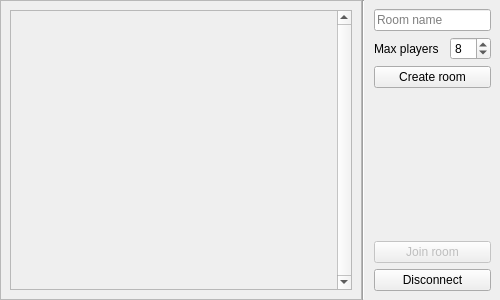
Old version of the form word_game/modules/gui/room_browser.ui in the repository LiquidIce64/ORIS-tasks.
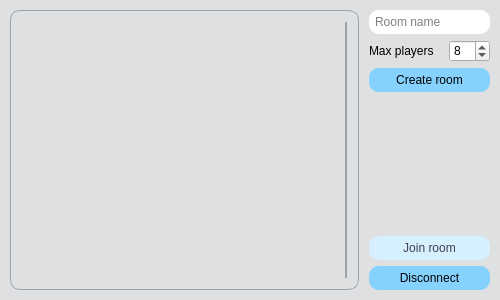
New version of the form.

Commit message: embedded new style into ui files

What changed in the file:
```diff
--- a/word_game/modules/gui/room_browser.ui
+++ b/word_game/modules/gui/room_browser.ui
@@ -19,32 +19,87 @@
   <property name="windowTitle">
    <string>Form</string>
   </property>
-  <layout class="QHBoxLayout" name="layout_browser">
-   <property name="spacing">
-    <number>0</number>
-   </property>
+  <property name="styleSheet">
+   <string notr="true">#RoomBrowser, QScrollArea QWidget {background-color: #DFE0E2}
+
+QLineEdit, QPushButton {
+	color: black;
+	border-radius: 10px;
+	padding: 4px;
+	height: 16px;
+}
+QLineEdit {background-color: white}
+QPushButton {background-color: #85D2FF}
+QPushButton:hover {background-color: #5CC3FF}
+QPushButton:disabled {
+	background-color: #D6F0FF;
+	color: #40404F;
+}
+
+QScrollArea {
+	border: 1px solid #9EA1A9;
+	border-radius: 10px;
+	padding: 5px;
+}
+
+QScrollBar,
+QScrollBar::sub-line, QScrollBar::sub-page,
+QScrollBar::add-line, QScrollBar::add-page
+{
+	background: transparent;
+	border: none;
+}
+QScrollBar::handle {
+	background-color: #9EA1A9;
+	border-radius: 2px;
+	margin: 6px;
+}
+QScrollBar::handle:hover {
+	border-radius: 4px;
+	margin: 4px;
+}
+</string>
+  </property>
+  <layout class="QGridLayout" name="gridLayout" rowstretch="1,0,0,0,0,0">
    <property name="leftMargin">
-    <number>0</number>
+    <number>10</number>
    </property>
    <property name="topMargin">
-    <number>0</number>
+    <number>10</number>
    </property>
    <property name="rightMargin">
-    <number>0</number>
+    <number>10</number>
    </property>
    <property name="bottomMargin">
-    <number>0</number>
+    <number>10</number>
    </property>
-   <item>
-    <widget class="QFrame" name="frame_browser">
-     <property name="frameShape">
-      <enum>QFrame::StyledPanel</enum>
-     </property>
-     <property name="frameShadow">
-      <enum>QFrame::Raised</enum>
+   <property name="horizontalSpacing">
+    <number>10</number>
+   </property>
+   <item row="1" column="1">
+    <widget class="QLabel" name="label_playercount">
+     <property name="minimumSize">
+      <size>
+       <width>70</width>
+       <height>0</height>
+      </size>
      </property>
-     <layout class="QVBoxLayout" name="_2">
-      <item>
+     <property name="text">
+      <string>Max players</string>
+     </property>
+    </widget>
+   </item>
+   <item row="4" column="1" colspan="2">
+    <widget class="QPushButton" name="btn_join">
+     <property name="enabled">
+      <bool>false</bool>
+     </property>
+     <property name="text">
+      <string>Join room</string>
+     </property>
+    </widget>
+   </item>
+   <item row="0" column="0" rowspan="6">
        <widget class="QScrollArea" name="scrollArea">
         <property name="verticalScrollBarPolicy">
          <enum>Qt::ScrollBarAlwaysOn</enum>
@@ -60,8 +115,8 @@
           <rect>
            <x>0</x>
            <y>0</y>
-           <width>322</width>
-           <height>278</height>
+        <width>321</width>
+        <height>268</height>
           </rect>
          </property>
          <layout class="QVBoxLayout" name="verticalLayout">
@@ -92,37 +147,27 @@
         </widget>
        </widget>
       </item>
-     </layout>
+   <item row="0" column="1" colspan="2">
+    <widget class="QLineEdit" name="input_roomname">
+     <property name="minimumSize">
+      <size>
+       <width>0</width>
+       <height>0</height>
+      </size>
+     </property>
+     <property name="placeholderText">
+      <string>Room name</string>
+     </property>
     </widget>
    </item>
-   <item>
-    <widget class="Line" name="line">
-     <property name="orientation">
-      <enum>Qt::Vertical</enum>
+   <item row="5" column="1" colspan="2">
+    <widget class="QPushButton" name="btn_disconnect">
+     <property name="text">
+      <string>Disconnect</string>
      </property>
     </widget>
    </item>
-   <item>
-    <widget class="QFrame" name="frame_sidepanel">
-     <layout class="QVBoxLayout" name="layout_sidepanel">
-      <property name="leftMargin">
-       <number>9</number>
-      </property>
-      <property name="topMargin">
-       <number>9</number>
-      </property>
-      <property name="rightMargin">
-       <number>9</number>
-      </property>
-      <property name="bottomMargin">
-       <number>9</number>
-      </property>
-      <item>
-       <layout class="QGridLayout" name="layout_create_room">
-        <property name="sizeConstraint">
-         <enum>QLayout::SetDefaultConstraint</enum>
-        </property>
-        <item row="1" column="1">
+   <item row="1" column="2">
          <widget class="QSpinBox" name="input_playercount">
           <property name="minimumSize">
            <size>
@@ -141,42 +186,14 @@
           </property>
          </widget>
         </item>
-        <item row="2" column="0" colspan="2">
+   <item row="2" column="1" colspan="2">
          <widget class="QPushButton" name="btn_create">
           <property name="text">
            <string>Create room</string>
           </property>
          </widget>
         </item>
-        <item row="1" column="0">
-         <widget class="QLabel" name="label_playercount">
-          <property name="minimumSize">
-           <size>
-            <width>70</width>
-            <height>0</height>
-           </size>
-          </property>
-          <property name="text">
-           <string>Max players</string>
-          </property>
-         </widget>
-        </item>
-        <item row="0" column="0" colspan="2">
-         <widget class="QLineEdit" name="input_roomname">
-          <property name="minimumSize">
-           <size>
-            <width>0</width>
-            <height>0</height>
-           </size>
-          </property>
-          <property name="placeholderText">
-           <string>Room name</string>
-          </property>
-         </widget>
-        </item>
-       </layout>
-      </item>
-      <item>
+   <item row="3" column="1" colspan="2">
        <spacer name="verticalSpacer">
         <property name="orientation">
          <enum>Qt::Vertical</enum>
@@ -188,26 +205,6 @@
          </size>
         </property>
        </spacer>
-      </item>
-      <item>
-       <widget class="QPushButton" name="btn_join">
-        <property name="enabled">
-         <bool>false</bool>
-        </property>
-        <property name="text">
-         <string>Join room</string>
-        </property>
-       </widget>
-      </item>
-      <item>
-       <widget class="QPushButton" name="btn_disconnect">
-        <property name="text">
-         <string>Disconnect</string>
-        </property>
-       </widget>
-      </item>
-     </layout>
-    </widget>
    </item>
   </layout>
  </widget>
```
Lines whose indentation alone changed are shown as unchanged. The commit also changes 28 other files.
